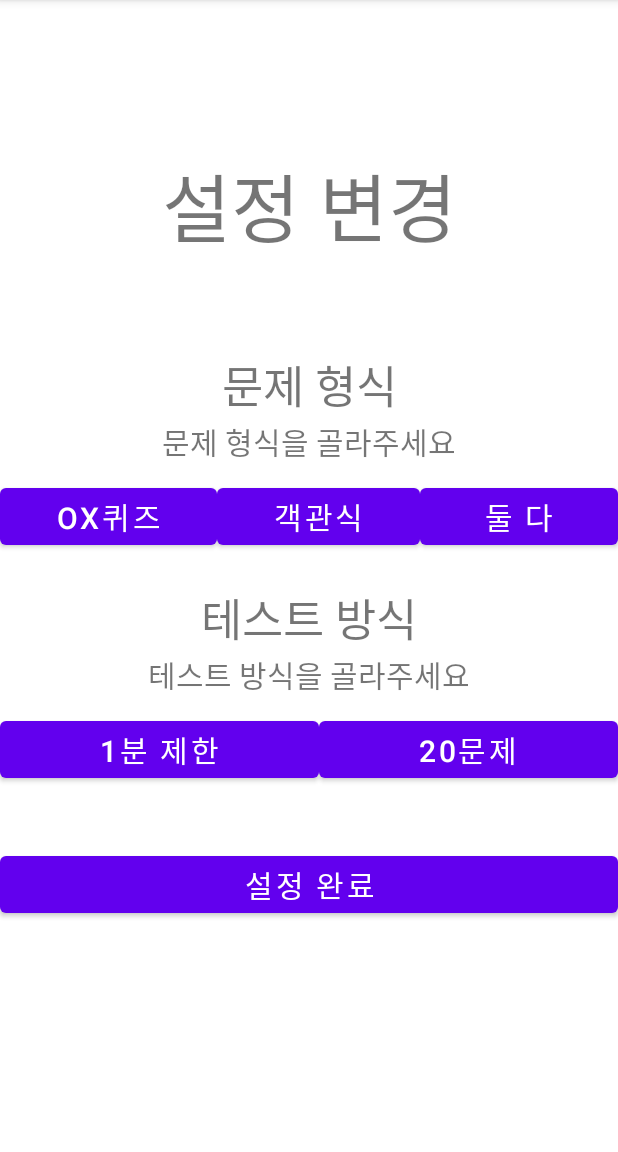
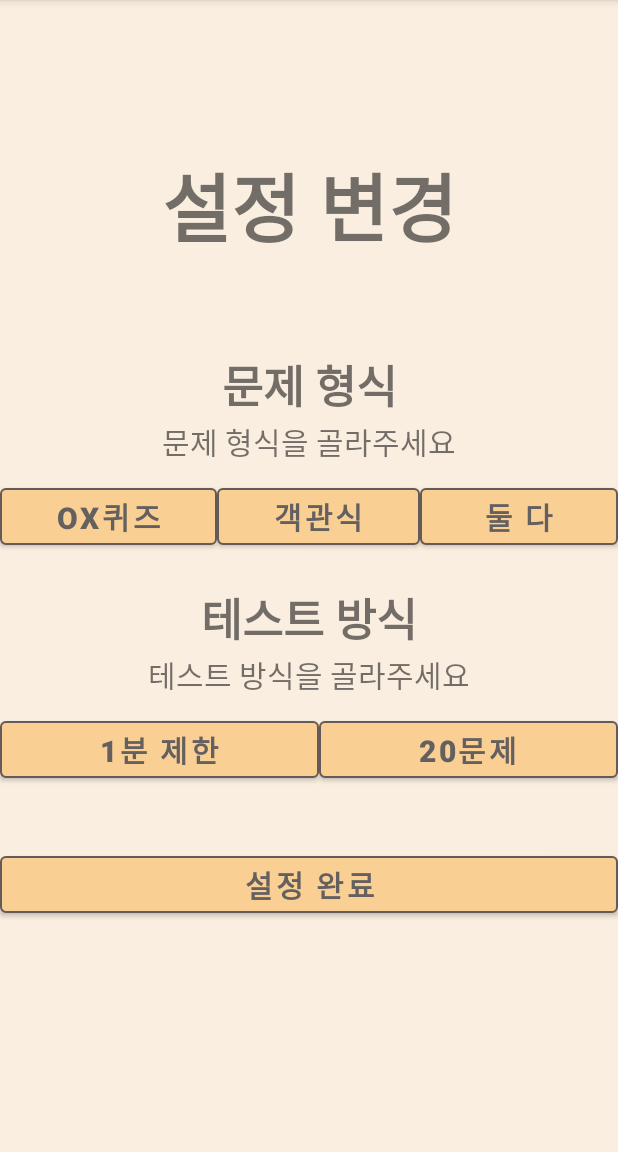
Before and after one commit to Simwons/DWMT, an Android app: the DwmtSettingActivity screen opened directly, with no data from a screen before it, on a phone screen of 412 x 824 dp, the part 84-1236 px from its top. Run offline under Robolectric (Android 15) with nearby library versions, the phone set to English and light mode, and no system bars.

Commit message:
UI design & Random delay Metronome

```diff
--- a/app/src/main/java/com/example/dwmt/DwmtActivity.java
+++ b/app/src/main/java/com/example/dwmt/DwmtActivity.java
@@ -14,6 +14,7 @@ import android.widget.TextView;
 
 import java.util.ArrayList;
 import java.util.List;
+import java.util.Random;
 
 public class DwmtActivity extends AppCompatActivity {
 
@@ -113,7 +114,7 @@ public class DwmtActivity extends AppCompatActivity {
             public void run() {
                 if (metronome.getCnt() > 0) {
                     metronome.play();
-                    handler.postDelayed(this, 500);
+                    handler.postDelayed(this, 1000+(new Random().nextInt(4000)));
                 }
                 else{                                       // 게임 종료
                     for (int i=0; i<4; i++)
--- a/app/src/main/res/layout/activity_dwmt_setting.xml
+++ b/app/src/main/res/layout/activity_dwmt_setting.xml
@@ -4,6 +4,7 @@
     xmlns:tools="http://schemas.android.com/tools"
     android:layout_width="match_parent"
     android:layout_height="match_parent"
+    android:background="#FAEEE0"
     tools:context=".DwmtSettingActivity">
 
     <TextView
@@ -14,6 +15,7 @@
         android:text="설정 변경"
         android:textAlignment="center"
         android:textSize="50sp"
+        android:textStyle="bold"
         app:layout_constraintStart_toStartOf="parent"
         app:layout_constraintTop_toTopOf="parent"
         tools:layout_constraintVertical_bias="0.25" />
@@ -26,6 +28,7 @@
         android:text="문제 형식"
         android:textAlignment="center"
         android:textSize="30sp"
+        android:textStyle="bold"
         app:layout_constraintStart_toStartOf="parent"
         app:layout_constraintTop_toBottomOf="@id/settingtitle" />
 
@@ -55,7 +58,12 @@
             android:layout_weight="1"
             android:onClick="onClickOXBtn"
             android:text="OX퀴즈"
-            android:textSize="20sp" />
+            android:backgroundTint="#F9CF93"
+            android:textColor="#656060"
+            app:strokeColor="#635A5A"
+            app:strokeWidth="1dp"
+            android:textSize="20sp"
+            android:textStyle="bold" />
 
         <Button
             android:id="@+id/fourtype"
@@ -64,7 +72,12 @@
             android:layout_weight="1"
             android:onClick="onClickFourBtn"
             android:text="객관식"
-            android:textSize="20sp" />
+            android:backgroundTint="#F9CF93"
+            android:textColor="#656060"
+            app:strokeColor="#635A5A"
+            app:strokeWidth="1dp"
+            android:textSize="20sp"
+            android:textStyle="bold" />
 
         <Button
             android:id="@+id/alltype"
@@ -73,7 +86,12 @@
             android:layout_weight="1"
             android:onClick="onClickAllBtn"
             android:text="둘 다"
-            android:textSize="20sp" />
+            android:backgroundTint="#F9CF93"
+            android:textColor="#656060"
+            app:strokeColor="#635A5A"
+            app:strokeWidth="1dp"
+            android:textSize="20sp"
+            android:textStyle="bold" />
     </LinearLayout>
 
     <TextView
@@ -82,6 +100,7 @@
         android:layout_height="wrap_content"
         android:layout_marginTop="20dp"
         android:text="테스트 방식"
+        android:textStyle="bold"
         android:textAlignment="center"
         android:textSize="30sp"
         app:layout_constraintStart_toStartOf="parent"
@@ -113,7 +132,12 @@
             android:layout_weight="1"
             android:onClick="onClickSpeedBtn"
             android:text="1분 제한"
-            android:textSize="20sp" />
+            android:backgroundTint="#F9CF93"
+            android:textColor="#656060"
+            app:strokeColor="#635A5A"
+            app:strokeWidth="1dp"
+            android:textSize="20sp"
+            android:textStyle="bold" />
 
         <Button
             android:id="@+id/many"
@@ -122,7 +146,12 @@
             android:layout_weight="1"
             android:onClick="onClickManyBtn"
             android:text="20문제"
-            android:textSize="20sp" />
+            android:backgroundTint="#F9CF93"
+            android:textColor="#656060"
+            app:strokeColor="#635A5A"
+            app:strokeWidth="1dp"
+            android:textSize="20sp"
+            android:textStyle="bold" />
     </LinearLayout>
 
     <Button
@@ -133,7 +162,12 @@
         android:onClick="onClickSettingEndBtn"
         android:text="설정 완료"
         android:textSize="20sp"
+        android:textStyle="bold"
         app:layout_constraintStart_toStartOf="parent"
+        android:backgroundTint="#F9CF93"
+        android:textColor="#656060"
+        app:strokeColor="#635A5A"
+        app:strokeWidth="1dp"
         app:layout_constraintTop_toBottomOf="@+id/linearLayout4" />
 
 </androidx.constraintlayout.widget.ConstraintLayout>
```
Also changed, not shown: app/src/main/res/layout/activity_dwmt.xml (+24 -1 lines), app/src/main/res/layout/activity_main.xml (+10 -0 lines).
